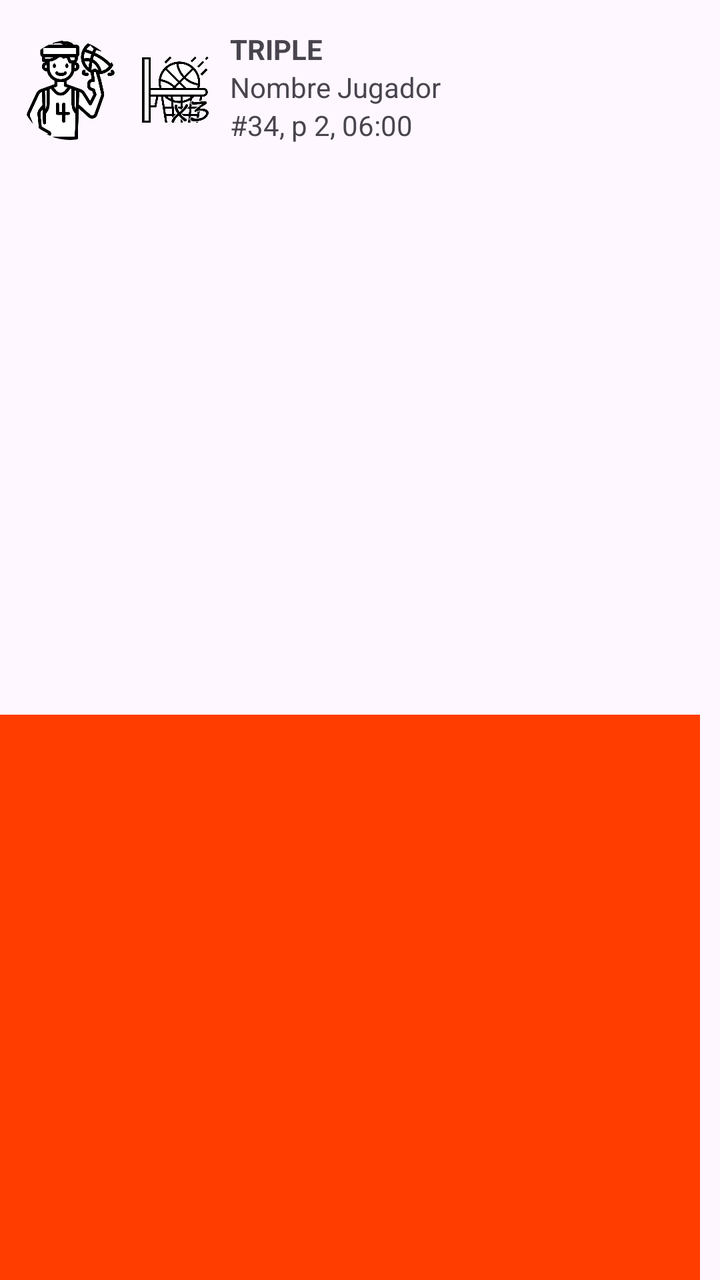
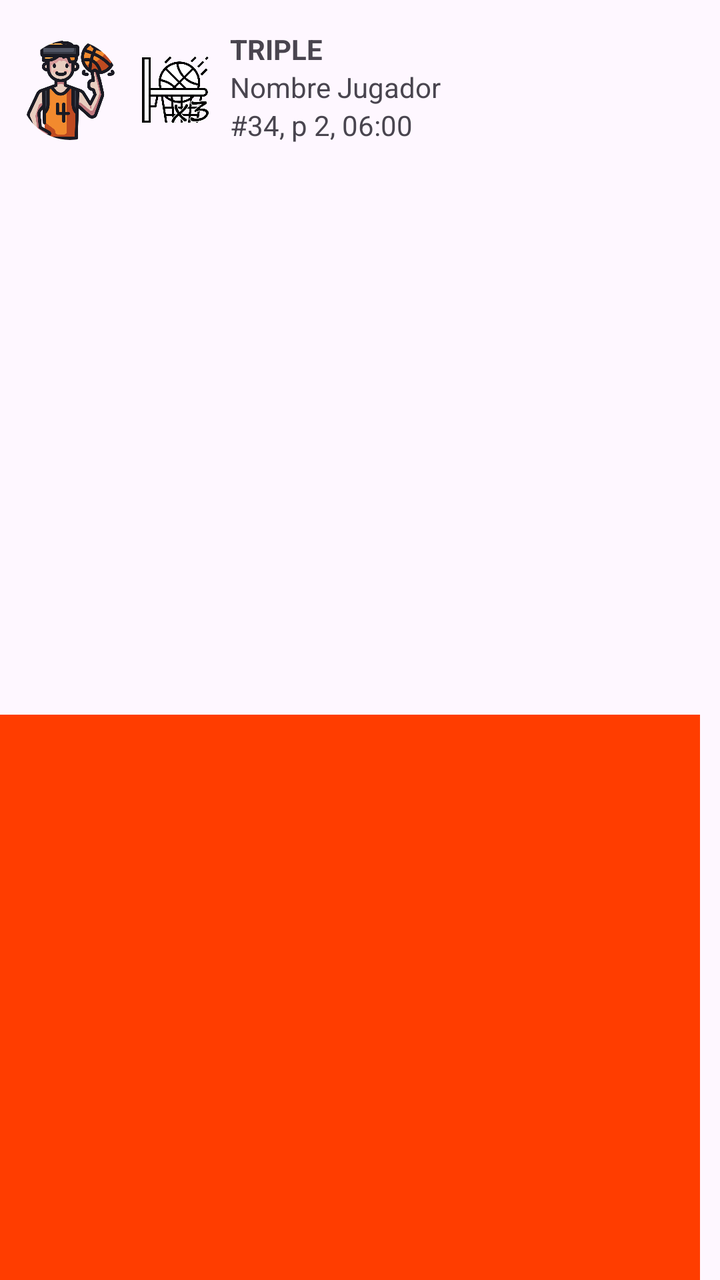

Compare the two renders of this Android layout. The source of the first and the diff that turns it into the second are given below.
<!-- AndroidManifest.xml: application theme Theme.UBB_estadistica -->
<!-- res/layout/minutoaminuto.xml -->
<?xml version="1.0" encoding="utf-8"?>
<LinearLayout xmlns:android="http://schemas.android.com/apk/res/android"
    xmlns:app="http://schemas.android.com/apk/res-auto"
    xmlns:tools="http://schemas.android.com/tools"
    android:layout_width="match_parent"
    android:layout_height="wrap_content"
    android:orientation="vertical">

    <LinearLayout
        android:layout_width="match_parent"
        android:layout_height="wrap_content"
        android:layout_weight="1"
        android:orientation="horizontal">

        <com.google.android.material.imageview.ShapeableImageView
            android:id="@+id/imgJugadorMAM"
            android:layout_width="165sp"
            android:layout_height="50sp"
            android:layout_marginLeft="10sp"
            android:layout_marginTop="20sp"
            android:layout_marginRight="10sp"
            android:layout_weight="1"
            android:scaleType="centerCrop"
            app:shapeAppearanceOverlay="@style/circular"
            app:srcCompat="@drawable/jugador_blanco" />

        <ImageView
            android:id="@+id/imgAccionMAM"
            android:layout_width="150sp"
            android:layout_height="50sp"
            android:layout_marginTop="20sp"
            android:layout_marginRight="10sp"
            android:layout_weight="1"
            app:srcCompat="@drawable/canasta3" />

        <LinearLayout
            android:layout_width="match_parent"
            android:layout_height="wrap_content"
            android:layout_weight="1"
            android:orientation="vertical">

            <TextView
                android:id="@+id/txtLVMFrase"
                android:layout_width="match_parent"
                android:layout_height="wrap_content"
                android:layout_marginTop="15sp"
                android:text="TRIPLE"
                android:textStyle="bold" />

            <TextView
                android:id="@+id/txtLVMNombre"
                android:layout_width="match_parent"
                android:layout_height="wrap_content"
                android:text="Nombre Jugador" />

            <LinearLayout
                android:layout_width="match_parent"
                android:layout_height="match_parent"
                android:orientation="horizontal">

                <TextView
                    android:id="@+id/txtLVM"
                    android:layout_width="wrap_content"
                    android:layout_height="wrap_content"
                    android:layout_weight="0.1"
                    android:text="#34, p 2, 06:00" />

                <TextView
                    android:id="@+id/txtLVMResultado"
                    android:layout_width="wrap_content"
                    android:layout_height="wrap_content"
                    android:layout_weight="1"
                    android:text="0 - 0"
                    android:textColor="@color/yellow_logo_700"
                    android:textSize="18sp"
                    android:textStyle="bold"
                    android:visibility="gone" />

            </LinearLayout>
        </LinearLayout>
    </LinearLayout>

    <View
        android:id="@+id/lineaSeparadora"
        android:layout_width="match_parent"
        android:layout_height="2dp"
        android:layout_marginTop="5dp"
        android:layout_marginRight="10dp"
        android:layout_weight="1"
        android:background="#FF3D00" />
</LinearLayout>
<!-- resources referenced by this layout -->
<resources>
  <color name="yellow_logo_700">#FBC02D</color>
  <!-- drawable canasta3: png bitmap (drawable, 36741 bytes) -->
  <!-- drawable jugador_blanco: png bitmap (drawable, 42783 bytes) -->
  <style name="circular">
          <item name="cornerSize">50%</item>
      </style>
  <style name="Theme.UBB_estadistica" parent="Theme.MaterialComponents.DayNight.DarkActionBar">
          
          <item name="colorPrimary">@color/yellow_logo_500</item>
          <item name="colorPrimaryDark">@color/yellow_logo_700</item>
          <item name="colorAccent">@color/yellow_logo</item>
  
          <item name="colorPrimaryVariant">@color/yellow_logo_700</item>
          <item name="colorOnPrimary">@color/white</item>
          
          <item name="colorSecondary">@color/teal_200</item>
          <item name="colorSecondaryVariant">@color/teal_700</item>
          <item name="colorOnSecondary">@color/black</item>
          
          <item name="android:statusBarColor">@color/yellow_logo_700</item>
          
      </style>
  <color name="yellow_logo_500">#FFEB3B</color>
  <color name="yellow_logo">#F3DD2F</color>
  <color name="white">#FFFFFFFF</color>
  <color name="teal_200">#FF03DAC5</color>
  <color name="teal_700">#FF018786</color>
  <color name="black">#FF000000</color>
</resources>

<!-- the commit's change to res/layout/minutoaminuto.xml (unified diff, before → after) -->
@@ -22,7 +22,7 @@
             android:layout_weight="1"
             android:scaleType="centerCrop"
             app:shapeAppearanceOverlay="@style/circular"
-            app:srcCompat="@drawable/jugador_blanco" />
+            app:srcCompat="@drawable/jugador_de_baloncesto" />
 
         <ImageView
             android:id="@+id/imgAccionMAM"
<!-- resource entries referenced after the edit -->
@@ -2,7 +2,7 @@
 <resources>
   <color name="yellow_logo_700">#FBC02D</color>
   <!-- drawable canasta3: png bitmap (drawable, 36741 bytes) -->
-  <!-- drawable jugador_blanco: png bitmap (drawable, 42783 bytes) -->
+  <!-- drawable jugador_de_baloncesto: png bitmap (drawable, 51891 bytes) -->
   <style name="circular">
           <item name="cornerSize">50%</item>
       </style>
